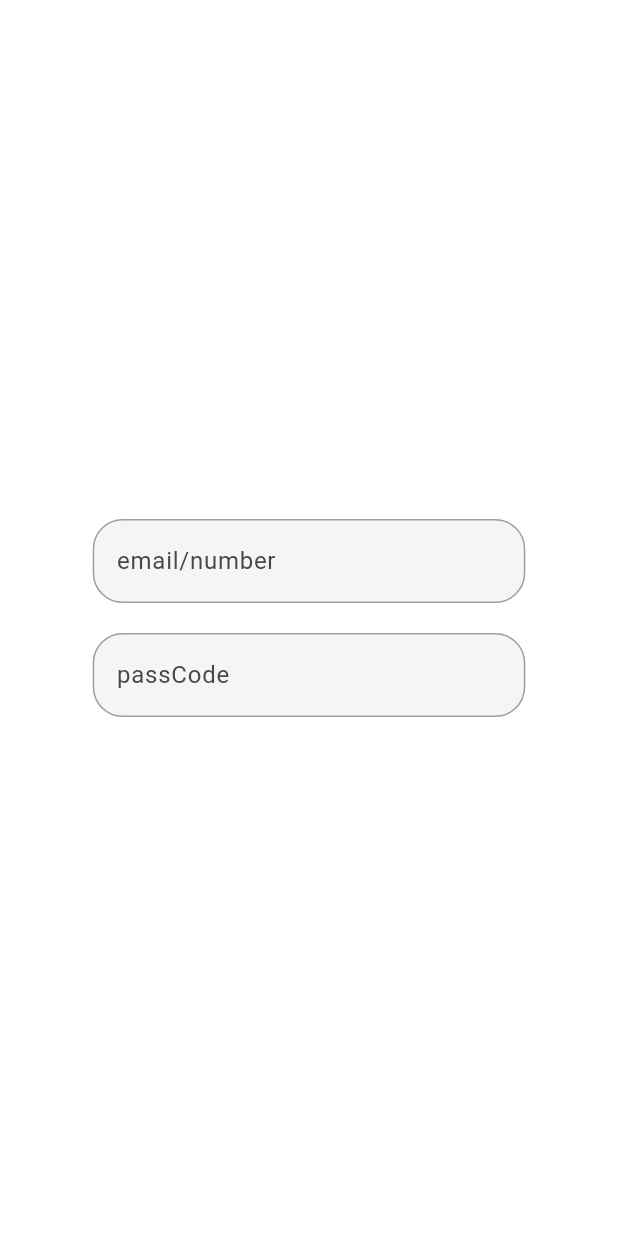
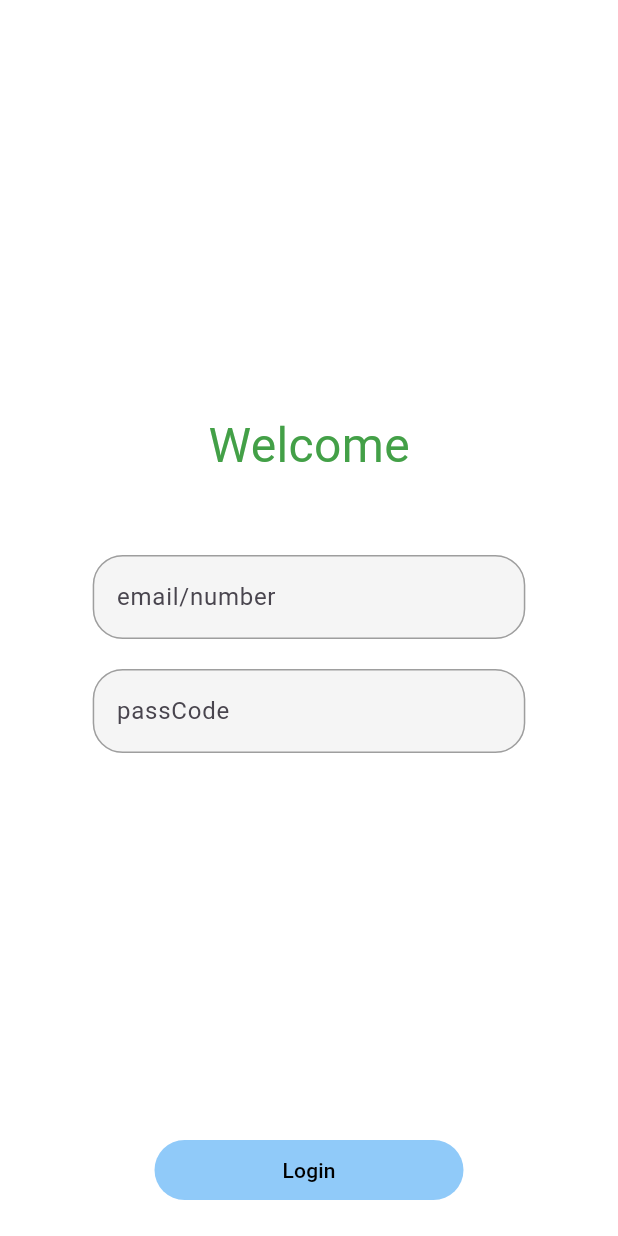
Before and after one commit to JagadeeswarReddy-Bollavaram/flutter_updates, a Flutter app: the screen it shows after launch, on a phone screen of 412 x 824 dp. Run offline on Flutter 3.47's test engine with Material 3 defaults, Android fonts, the phone set to English and light mode, and no system bars; our stand-ins replace flutter_bloc.

Commit message:
Added bloc for the loginflow

```diff
--- /dev/null
+++ b/lib/commonWidgets/filledButton.dart
@@ -0,0 +1,20 @@
+import 'package:flutter/material.dart';
+
+class AppFilledButton extends StatelessWidget {
+  VoidCallback? onPressed;
+  String label;
+  AppFilledButton({this.onPressed, required this.label, super.key});
+
+  @override
+  Widget build(BuildContext context) {
+    return FilledButton(
+      onPressed: onPressed,
+      style: ButtonStyle(
+          backgroundColor: MaterialStateProperty.all(Colors.blue.shade200)),
+      child: Text(
+        label,
+        style: TextStyle(color: Colors.black),
+      ),
+    );
+  }
+}
--- a/lib/login/bloc/login_bloc.dart
+++ b/lib/login/bloc/login_bloc.dart
@@ -10,8 +10,8 @@ class LoginBloc extends Bloc<LoginEvent, LoginState> {
 
     on<OnLoginEvent>((event, emit) async {
       emit(LoginLoadingState());
+      await Future.delayed(Duration(seconds: 1));
       if (event.passCode == 'Update@2025') {
-        await Future.delayed(Duration(seconds: 1));
         emit(LoginSuccessState());
       } else {
         emit(LoginErrorState('Please check the passcode'));
--- a/lib/login/view/login_page.dart
+++ b/lib/login/view/login_page.dart
@@ -1,22 +1,55 @@
 import 'package:flutter/material.dart';
+import 'package:flutter_bloc/flutter_bloc.dart';
+import 'package:test_app/commonWidgets/filledButton.dart';
 import 'package:test_app/commonWidgets/textfield.dart';
+import 'package:test_app/login/bloc/login_bloc.dart';
+import 'package:test_app/login/bloc/login_bloc_events.dart';
+import 'package:test_app/login/bloc/login_bloc_state.dart';
+import 'package:test_app/main.dart';
 
-class LoginPage extends StatefulWidget {
-  const LoginPage({super.key});
+class LoginPage extends StatelessWidget {
+  LoginPage({super.key});
 
-  @override
-  State<LoginPage> createState() => _LoginPageState();
-}
-
-class _LoginPageState extends State<LoginPage> {
   final TextEditingController userConroller = TextEditingController();
   final TextEditingController passcodeConroller = TextEditingController();
   @override
   Widget build(BuildContext context) {
-    return SafeArea(
+    return BlocProvider(
+      create: (context) => LoginBloc(),
+      child: SafeArea(
         child: Scaffold(
           backgroundColor: Colors.white,
-        body: Column(
+          body: BlocConsumer<LoginBloc, LoginState>(
+            listener: (context, state) {
+              if (state is LoginSuccessState) {
+                userConroller.clear();
+                passcodeConroller.clear();
+                Navigator.push(
+                  context,
+                  MaterialPageRoute(builder: (context) => const HomePage()),
+                );
+              }
+              if (state is LoginErrorState) {
+                ScaffoldMessenger.of(context).showSnackBar(
+                  SnackBar(
+                    backgroundColor: Colors.red.shade400,
+                    content: Text(
+                      state.msg,
+                    ),
+                  ),
+                );
+              }
+            },
+            builder: (context, state) {
+              if (state is LoginLoadingState) {
+                return Center(
+                    child: CircularProgressIndicator(
+                  color: Colors.green.shade600,
+                ));
+              }
+              return Container(
+                padding: EdgeInsets.all(20),
+                child: Column(
                   crossAxisAlignment: CrossAxisAlignment.center,
                   mainAxisAlignment: MainAxisAlignment.center,
                   children: [
@@ -27,6 +60,14 @@ class _LoginPageState extends State<LoginPage> {
                           mainAxisAlignment: MainAxisAlignment.center,
                           crossAxisAlignment: CrossAxisAlignment.center,
                           children: [
+                            Text(
+                              'Welcome',
+                              style: TextStyle(
+                                  fontSize: 32, color: Colors.green.shade600),
+                            ),
+                            SizedBox(
+                              height: 50,
+                            ),
                             SizedBox(
                               width: MediaQuery.of(context).size.width * 0.7,
                               child: AppTextField(
@@ -34,9 +75,11 @@ class _LoginPageState extends State<LoginPage> {
                                 validation: (value) {
                                   if (value != null) {
                                     bool check = value.runes.every(
-                              (element) => element >= 48 && element <= 57,
+                                      (element) =>
+                                          element >= 48 && element <= 57,
                                     );
-                            if (check && value.length == 10) return null;
+                                    if (check && value.length == 10)
+                                      return null;
                                     if (check && value.length != 10) {
                                       return 'pls enter 10 digits';
                                     }
@@ -63,7 +106,21 @@ class _LoginPageState extends State<LoginPage> {
                         ),
                       ),
                     ),
+                    SizedBox(
+                      width: MediaQuery.of(context).size.width * 0.5,
+                      child: AppFilledButton(
+                        onPressed: () {
+                          context.read<LoginBloc>().add(OnLoginEvent(
+                              userConroller.text, passcodeConroller.text));
+                        },
+                        label: 'Login',
+                      ),
+                    )
                   ],
+                ),
+              );
+            },
+          ),
         ),
       ),
     );
--- a/lib/main.dart
+++ b/lib/main.dart
@@ -6,7 +6,7 @@ import 'pages/youtube_page.dart';
 import 'pages/medium_page.dart';
 
 void main() {
-  runApp(const FlutterExplorerApp());
+  runApp(FlutterExplorerApp());
 }
 
 class FlutterExplorerApp extends StatelessWidget {
@@ -16,11 +16,12 @@ class FlutterExplorerApp extends StatelessWidget {
   Widget build(BuildContext context) {
     return MaterialApp(
       title: 'Flutter Explorer',
+      debugShowCheckedModeBanner: false,
       theme: ThemeData(
         colorScheme: ColorScheme.fromSeed(seedColor: Colors.deepPurple),
         useMaterial3: true,
       ),
-      home: const LoginPage(),
+      home: LoginPage(),
     );
   }
 }
```
Lines whose indentation alone changed are shown as unchanged.
